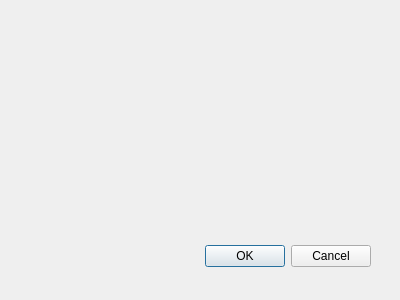
WAVEFRONT-ECNU/main-GUI, file Canetis/modulepathsettingwindow.ui: the form before one commit.
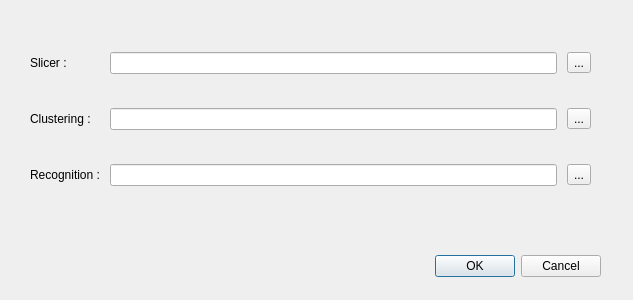
The form after the commit.

What changed in the file:
```diff
--- a/Canetis/modulepathsettingwindow.ui
+++ b/Canetis/modulepathsettingwindow.ui
@@ -8,19 +8,25 @@
    <rect>
     <x>0</x>
     <y>0</y>
-    <width>400</width>
+    <width>633</width>
     <height>300</height>
    </rect>
   </property>
+  <property name="sizePolicy">
+   <sizepolicy hsizetype="Fixed" vsizetype="Fixed">
+    <horstretch>0</horstretch>
+    <verstretch>0</verstretch>
+   </sizepolicy>
+  </property>
   <property name="windowTitle">
    <string>Dialog</string>
   </property>
   <widget name="buttonBox" class="QDialogButtonBox">
    <property name="geometry">
     <rect>
-     <x>30</x>
-     <y>240</y>
-     <width>341</width>
+     <x>430</x>
+     <y>250</y>
+     <width>171</width>
      <height>32</height>
     </rect>
    </property>
@@ -31,6 +37,75 @@
     <set>QDialogButtonBox::Cancel|QDialogButtonBox::Ok</set>
    </property>
   </widget>
+  <widget class="QWidget" name="gridLayoutWidget">
+   <property name="geometry">
+    <rect>
+     <x>30</x>
+     <y>30</y>
+     <width>561</width>
+     <height>181</height>
+    </rect>
+   </property>
+   <layout class="QGridLayout" name="gridLayout">
+    <property name="horizontalSpacing">
+     <number>10</number>
+    </property>
+    <property name="verticalSpacing">
+     <number>12</number>
+    </property>
+    <item row="1" column="2">
+     <widget class="QLineEdit" name="txtClustering"/>
+    </item>
+    <item row="2" column="0">
+     <widget class="QLabel" name="labelRecognition">
+      <property name="text">
+       <string>Recognition :</string>
+      </property>
+     </widget>
+    </item>
+    <item row="0" column="2">
+     <widget class="QLineEdit" name="txtSlicer"/>
+    </item>
+    <item row="1" column="0">
+     <widget class="QLabel" name="labelClustering">
+      <property name="text">
+       <string>Clustering :</string>
+      </property>
+     </widget>
+    </item>
+    <item row="2" column="2">
+     <widget class="QLineEdit" name="txtRecognition"/>
+    </item>
+    <item row="0" column="0">
+     <widget class="QLabel" name="labelSlicer">
+      <property name="text">
+       <string>Slicer :</string>
+      </property>
+     </widget>
+    </item>
+    <item row="0" column="3">
+     <widget class="QToolButton" name="btnSetSlicer">
+      <property name="text">
+       <string>...</string>
+      </property>
+     </widget>
+    </item>
+    <item row="1" column="3">
+     <widget class="QToolButton" name="btnSetClustering">
+      <property name="text">
+       <string>...</string>
+      </property>
+     </widget>
+    </item>
+    <item row="2" column="3">
+     <widget class="QToolButton" name="btnSetRecognition">
+      <property name="text">
+       <string>...</string>
+      </property>
+     </widget>
+    </item>
+   </layout>
+  </widget>
  </widget>
  <pixmapfunction/>
  <resources/>
```
Left out of the diff: 11 changed lines with no effect on the pictures.
